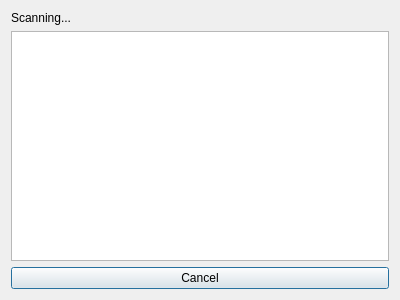
The window that examples/bluetooth/btchat/remoteselector.ui (qt/qtconnectivity) describes before a commit, drawn with Qt 5.
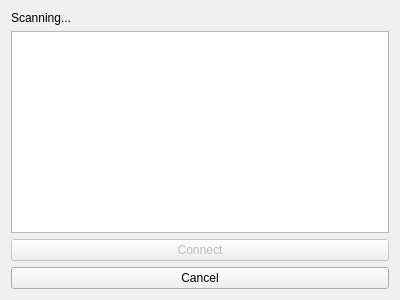
The same window after the commit.

Commit message:
Adapt btchat example for Android
The btchat example was unusable on Android because QListWidget::
itemActivated had to be triggered to select a partner to chat with.
This is impossible on Android. This patch adds a QPushButton to
confirm the chat partner.

Diff of the .ui file:
```diff
--- a/examples/bluetooth/btchat/remoteselector.ui
+++ b/examples/bluetooth/btchat/remoteselector.ui
@@ -24,6 +24,16 @@
    <item>
     <widget class="QListWidget" name="remoteDevices"/>
    </item>
+   <item>
+    <widget class="QPushButton" name="connectButton">
+     <property name="enabled">
+      <bool>false</bool>
+     </property>
+     <property name="text">
+      <string>Connect</string>
+     </property>
+    </widget>
+   </item>
    <item>
     <widget class="QPushButton" name="cancelButton">
      <property name="text">
```
The commit also changes 2 other files.
